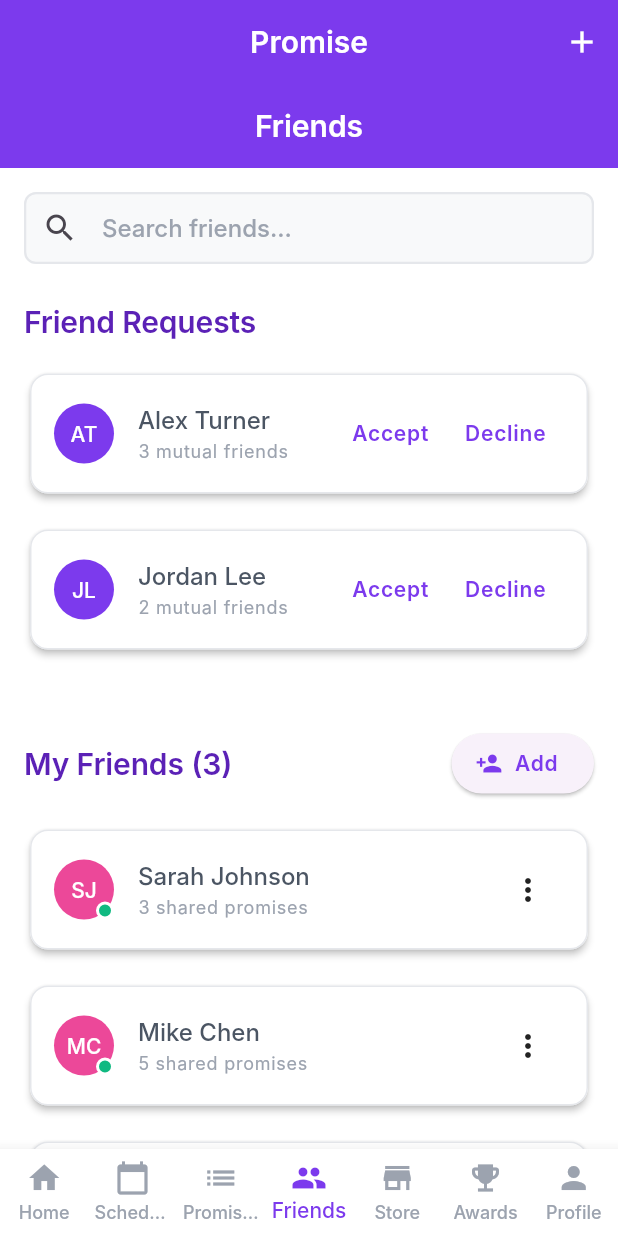
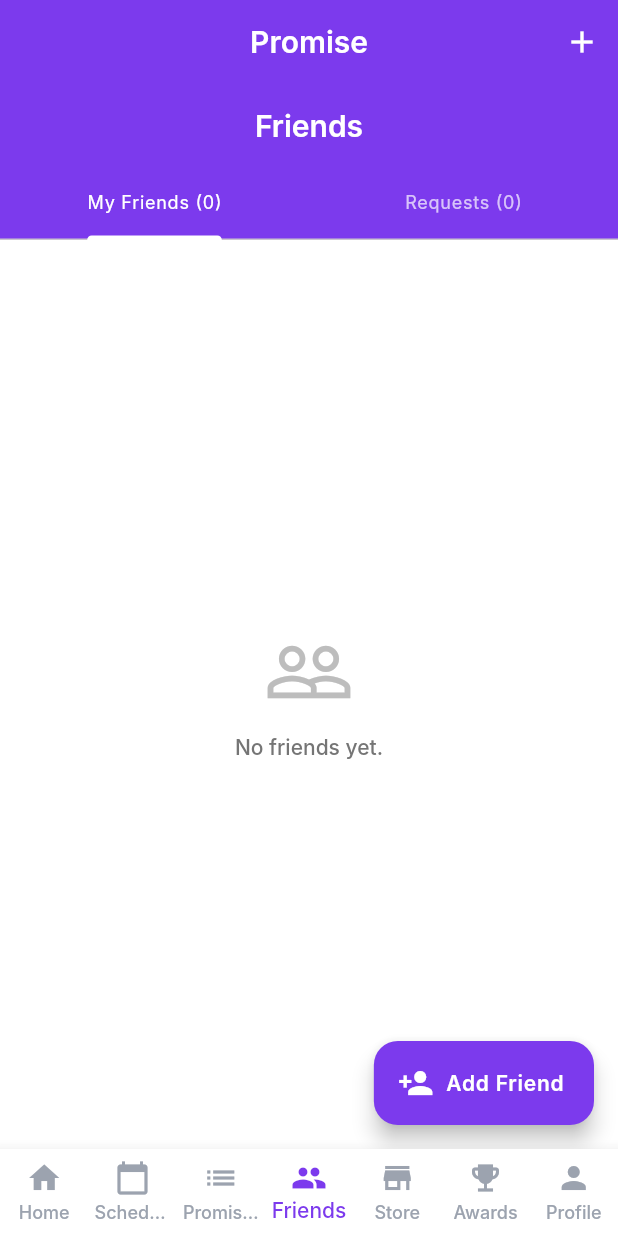
Before and after one commit to cemfukara/CS310, a Flutter app: the screen it shows once a user with an empty profile is signed in, item 4 of the bottom bar chosen, on a phone screen of 412 x 824 dp. Run offline on Flutter 3.47's test engine with Material 3 defaults, Android fonts, the phone set to English and light mode, and no system bars; our stand-ins replace cloud_firestore, firebase_auth, firebase_core, shared_preferences; accounts and stored records are empty; Roboto replaces fonts that are missing (Inter).

Commit message:
Now friends can be added.

```diff
--- /dev/null
+++ b/lib/models/user_model.dart
@@ -0,0 +1,27 @@
+class UserModel {
+  final String uid;
+  final String email;
+  final String displayName;
+
+  UserModel({
+    required this.uid,
+    required this.email,
+    required this.displayName,
+  });
+
+  factory UserModel.fromMap(Map<String, dynamic> data) {
+    return UserModel(
+      uid: data['uid'] ?? '',
+      email: data['email'] ?? '',
+      displayName: data['displayName'] ?? 'Unknown',
+    );
+  }
+
+  Map<String, dynamic> toMap() {
+    return {
+      'uid': uid,
+      'email': email,
+      'displayName': displayName,
+    };
+  }
+}
--- a/lib/screens/friends_screen.dart
+++ b/lib/screens/friends_screen.dart
@@ -1,7 +1,9 @@
 import 'package:flutter/material.dart';
+import 'package:provider/provider.dart';
 import '../utils/app_styles.dart';
+import '../providers/friends_provider.dart';
+import '../models/user_model.dart';
 
-/// Friends Screen - Connect and share promises with friends
 class FriendsScreen extends StatefulWidget {
   const FriendsScreen({super.key});
 
@@ -9,271 +11,216 @@ class FriendsScreen extends StatefulWidget {
   State<FriendsScreen> createState() => _FriendsScreenState();
 }
 
-class _FriendsScreenState extends State<FriendsScreen> {
-  String _searchQuery = '';
-  final List<Map<String, String>> _friends = [
-    {
-      'name': 'Sarah Johnson',
-      'status': 'Active',
-      'sharedPromises': '3',
-      'avatar': 'SJ'
-    },
-    {
-      'name': 'Mike Chen',
-      'status': 'Active',
-      'sharedPromises': '5',
-      'avatar': 'MC'
-    },
-    {
-      'name': 'Emma Davis',
-      'status': 'Inactive',
-      'sharedPromises': '2',
-      'avatar': 'ED'
-    },
-  ];
-
-  final List<Map<String, String>> _friendRequests = [
-    {'name': 'Alex Turner', 'avatar': 'AT', 'mutual': '3'},
-    {'name': 'Jordan Lee', 'avatar': 'JL', 'mutual': '2'},
-  ];
+class _FriendsScreenState extends State<FriendsScreen> with SingleTickerProviderStateMixin {
+  late TabController _tabController;
 
   @override
-  Widget build(BuildContext context) {
-    final screenWidth = MediaQuery.of(context).size.width;
-    final isSmallScreen = screenWidth < 600;
+  void initState() {
+    super.initState();
+    _tabController = TabController(length: 2, vsync: this);
+  }
 
-    return Scaffold(
-      appBar: AppBar(
-        title: const Text('Friends'),
-        centerTitle: true,
-      ),
-      body: SingleChildScrollView(
-        padding: EdgeInsets.all(
-          isSmallScreen ? AppStyles.paddingMedium : AppStyles.paddingLarge,
-        ),
-        child: Column(
-          crossAxisAlignment: CrossAxisAlignment.stretch,
-          children: [
-            // Search Bar
-            TextField(
-              onChanged: (value) {
-                setState(() {
-                  _searchQuery = value;
-                });
-              },
-              decoration: InputDecoration(
-                hintText: 'Search friends...',
-                prefixIcon: const Icon(Icons.search),
-                border: OutlineInputBorder(
-                  borderRadius: AppStyles.borderRadiusSmallAll,
+  @override
+  void dispose() {
+    _tabController.dispose();
+    super.dispose();
+  }
+
+  void _showAddFriendDialog() {
+    final emailController = TextEditingController();
+    bool isSearching = false;
+
+    showDialog(
+      context: context,
+      builder: (context) => StatefulBuilder(
+        builder: (context, setState) {
+          return AlertDialog(
+            title: const Text('Add Friend'),
+            content: Column(
+              mainAxisSize: MainAxisSize.min,
+              children: [
+                const Text('Enter the exact email of your friend to send a request.'),
+                const SizedBox(height: 10),
+                TextField(
+                  controller: emailController,
+                  keyboardType: TextInputType.emailAddress,
+                  decoration: const InputDecoration(
+                    hintText: 'friend@example.com',
+                    border: OutlineInputBorder(),
+                    prefixIcon: Icon(Icons.email),
+                  ),
                 ),
-              ),
-            ),
-            const SizedBox(height: AppStyles.paddingLarge),
-
-            // Friend Requests Section
-            Text('Friend Requests', style: AppStyles.headingSmall),
-            const SizedBox(height: AppStyles.paddingMedium),
-            ..._buildFriendRequests(),
-            const SizedBox(height: AppStyles.paddingXLarge),
-
-            // Friends Section
-            Row(
-              mainAxisAlignment: MainAxisAlignment.spaceBetween,
-              children: [
-                Text('My Friends (${_friends.length})', style: AppStyles.headingSmall),
-                ElevatedButton.icon(
-                  onPressed: _showAddFriendDialog,
-                  icon: const Icon(Icons.person_add),
-                  label: const Text('Add'),
-                ),
+                if (isSearching)
+                  const Padding(
+                    padding: EdgeInsets.only(top: 10.0),
+                    child: LinearProgressIndicator(),
+                  ),
               ],
             ),
-            const SizedBox(height: AppStyles.paddingMedium),
-            ..._buildFriendsList(),
-          ],
-        ),
+            actions: [
+              TextButton(
+                onPressed: () => Navigator.pop(context),
+                child: const Text('Cancel'),
+              ),
+              ElevatedButton(
+                onPressed: isSearching ? null : () async {
+                  if (emailController.text.isEmpty) return;
+
+                  setState(() => isSearching = true);
+
+                  final provider = Provider.of<FriendsProvider>(context, listen: false);
+                  final error = await provider.sendRequest(emailController.text);
+
+                  if (mounted) {
+                    setState(() => isSearching = false);
+                    Navigator.pop(context); // Close dialog
+
+                    if (error == null) {
+                      ScaffoldMessenger.of(context).showSnackBar(
+                        const SnackBar(
+                          content: Text('Friend request sent!'),
+                          backgroundColor: AppStyles.successGreen,
+                        ),
+                      );
+                    } else {
+                      ScaffoldMessenger.of(context).showSnackBar(
+                        SnackBar(
+                          content: Text(error),
+                          backgroundColor: AppStyles.errorRed,
+                        ),
+                      );
+                    }
+                  }
+                },
+                child: const Text('Send Request'),
+              ),
+            ],
+          );
+        },
       ),
     );
   }
 
-  List<Widget> _buildFriendRequests() {
-    return _friendRequests.map((request) {
-      return Padding(
-        padding: const EdgeInsets.only(bottom: AppStyles.paddingMedium),
-        child: Card(
+  @override
+  Widget build(BuildContext context) {
+    return Consumer<FriendsProvider>(
+      builder: (context, provider, child) {
+        return Scaffold(
+          appBar: AppBar(
+            title: const Text('Friends'),
+            centerTitle: true,
+            bottom: TabBar(
+              controller: _tabController,
+              indicatorColor: AppStyles.white,
+              labelColor: AppStyles.white,
+              unselectedLabelColor: Colors.white70,
+              tabs: [
+                Tab(text: 'My Friends (${provider.friends.length})'),
+                Tab(text: 'Requests (${provider.requests.length})'),
+              ],
+            ),
+          ),
+          body: TabBarView(
+            controller: _tabController,
+            children: [
+              _buildFriendsList(provider.friends),
+              _buildRequestsList(provider),
+            ],
+          ),
+          floatingActionButton: FloatingActionButton.extended(
+            onPressed: _showAddFriendDialog,
+            backgroundColor: AppStyles.primaryPurple,
+            icon: const Icon(Icons.person_add, color: Colors.white),
+            label: const Text('Add Friend', style: TextStyle(color: Colors.white)),
+          ),
+        );
+      },
+    );
+  }
+
+  Widget _buildFriendsList(List<UserModel> friends) {
+    if (friends.isEmpty) {
+      return Center(
+        child: Column(
+          mainAxisAlignment: MainAxisAlignment.center,
+          children: [
+            Icon(Icons.people_outline, size: 60, color: Colors.grey[400]),
+            const SizedBox(height: 10),
+            Text("No friends yet.", style: TextStyle(color: Colors.grey[600])),
+          ],
+        ),
+      );
+    }
+
+    return ListView.builder(
+      padding: const EdgeInsets.all(16),
+      itemCount: friends.length,
+      itemBuilder: (context, index) {
+        final friend = friends[index];
+        final initials = friend.displayName.isNotEmpty ? friend.displayName[0].toUpperCase() : '?';
+
+        return Card(
+          margin: const EdgeInsets.only(bottom: 12),
+          child: ListTile(
+            leading: CircleAvatar(
+              backgroundColor: AppStyles.accentPink,
+              child: Text(initials, style: const TextStyle(color: Colors.white)),
+            ),
+            title: Text(friend.displayName, style: AppStyles.bodyLarge),
+            subtitle: Text(friend.email, style: AppStyles.bodySmall),
+          ),
+        );
+      },
+    );
+  }
+
+  Widget _buildRequestsList(FriendsProvider provider) {
+    final requests = provider.requests;
+
+    if (requests.isEmpty) {
+      return const Center(child: Text("No pending requests."));
+    }
+
+    return ListView.builder(
+      padding: const EdgeInsets.all(16),
+      itemCount: requests.length,
+      itemBuilder: (context, index) {
+        final req = requests[index];
+        final initials = req.displayName.isNotEmpty ? req.displayName[0].toUpperCase() : '?';
+
+        return Card(
+          margin: const EdgeInsets.only(bottom: 12),
           child: Padding(
-            padding: const EdgeInsets.all(AppStyles.paddingMedium),
+            padding: const EdgeInsets.all(12.0),
             child: Row(
               children: [
                 CircleAvatar(
                   backgroundColor: AppStyles.primaryPurple,
-                  child: Text(
-                    request['avatar']!,
-                    style: const TextStyle(color: AppStyles.white),
-                  ),
+                  child: Text(initials, style: const TextStyle(color: Colors.white)),
                 ),
-                const SizedBox(width: AppStyles.paddingMedium),
+                const SizedBox(width: 12),
                 Expanded(
                   child: Column(
                     crossAxisAlignment: CrossAxisAlignment.start,
                     children: [
-                      Text(request['name']!, style: AppStyles.bodyLarge),
-                      Text(
-                        '${request['mutual']!} mutual friends',
-                        style: AppStyles.bodySmall,
-                      ),
+                      Text(req.displayName, style: const TextStyle(fontWeight: FontWeight.bold)),
+                      Text(req.email, style: const TextStyle(fontSize: 12, color: Colors.grey)),
                     ],
                   ),
                 ),
-                TextButton(
-                  onPressed: () => _respondToRequest(request['name']!, true),
-                  child: const Text('Accept'),
+                IconButton(
+                  icon: const Icon(Icons.check_circle, color: AppStyles.successGreen, size: 30),
+                  onPressed: () => provider.acceptRequest(req),
                 ),
-                TextButton(
-                  onPressed: () => _respondToRequest(request['name']!, false),
-                  child: const Text('Decline'),
+                IconButton(
+                  icon: const Icon(Icons.cancel, color: AppStyles.errorRed, size: 30),
+                  onPressed: () => provider.declineRequest(req.uid),
                 ),
               ],
             ),
           ),
-        ),
-      );
-    }).toList();
-  }
-
-  List<Widget> _buildFriendsList() {
-    final filteredFriends = _friends
-        .where((friend) =>
-            friend['name']!.toLowerCase().contains(_searchQuery.toLowerCase()))
-        .toList();
-
-    if (filteredFriends.isEmpty) {
-      return [
-        Center(
-          child: Padding(
-            padding: const EdgeInsets.symmetric(vertical: AppStyles.paddingXLarge),
-            child: Text(
-              _searchQuery.isEmpty ? 'No friends yet' : 'No friends found',
-              style: AppStyles.bodyMedium,
-            ),
-          ),
-        ),
-      ];
-    }
-
-    return filteredFriends.map((friend) {
-      final isActive = friend['status'] == 'Active';
-      return Padding(
-        padding: const EdgeInsets.only(bottom: AppStyles.paddingMedium),
-        child: Card(
-          child: Padding(
-            padding: const EdgeInsets.all(AppStyles.paddingMedium),
-            child: Row(
-              children: [
-                Stack(
-                  children: [
-                    CircleAvatar(
-                      backgroundColor: AppStyles.accentPink,
-                      child: Text(
-                        friend['avatar']!,
-                        style: const TextStyle(color: AppStyles.white),
-                      ),
-                    ),
-                    if (isActive)
-                      Positioned(
-                        bottom: 0,
-                        right: 0,
-                        child: Container(
-                          width: 12,
-                          height: 12,
-                          decoration: BoxDecoration(
-                            color: AppStyles.successGreen,
-                            shape: BoxShape.circle,
-                            border: Border.all(
-                              color: AppStyles.white,
-                              width: 2,
-                            ),
-                          ),
-                        ),
-                      ),
-                  ],
-                ),
-                const SizedBox(width: AppStyles.paddingMedium),
-                Expanded(
-                  child: Column(
-                    crossAxisAlignment: CrossAxisAlignment.start,
-                    children: [
-                      Text(friend['name']!, style: AppStyles.bodyLarge),
-                      Text(
-                        '${friend['sharedPromises']!} shared promises',
-                        style: AppStyles.bodySmall,
-                      ),
-                    ],
-                  ),
-                ),
-                PopupMenuButton(
-                  itemBuilder: (context) => [
-                    const PopupMenuItem(child: Text('View Profile')),
-                    const PopupMenuItem(child: Text('View Promises')),
-                    const PopupMenuItem(
-                      child: Text('Remove Friend'),
-                    ),
-                  ],
-                ),
-              ],
-            ),
-          ),
-        ),
-      );
-    }).toList();
-  }
-
-  void _respondToRequest(String name, bool accept) {
-    ScaffoldMessenger.of(context).showSnackBar(
-      SnackBar(
-        content: Text(
-          accept
-              ? 'You are now friends with $name'
-              : 'Friend request declined',
-        ),
-      ),
-    );
-  }
-
-  void _showAddFriendDialog() {
-    final controller = TextEditingController();
-    showDialog(
-      context: context,
-      builder: (context) => AlertDialog(
-        title: const Text('Add Friend'),
-        content: TextField(
-          controller: controller,
-          decoration: const InputDecoration(
-            hintText: 'Enter friend name or email',
-            border: OutlineInputBorder(),
-          ),
-        ),
-        actions: [
-          TextButton(
-            onPressed: () => Navigator.pop(context),
-            child: const Text('Cancel'),
-          ),
-          ElevatedButton(
-            onPressed: () {
-              if (controller.text.isNotEmpty) {
-                ScaffoldMessenger.of(context).showSnackBar(
-                  SnackBar(
-                    content: Text('Friend request sent to ${controller.text}'),
-                  ),
-                );
-                Navigator.pop(context);
-              }
-            },
-            child: const Text('Send Request'),
-          ),
-        ],
-      ),
+        );
+      },
     );
   }
 }
```
Also changed, not shown: lib/main.dart (+11 -16 lines), lib/providers/friends_provider.dart (added, +98 -0 lines), lib/screens/signup_screen.dart (+16 -1 lines), lib/services/database_service.dart (+22 -3 lines), lib/services/firestore_service.dart (+90 -7 lines).
